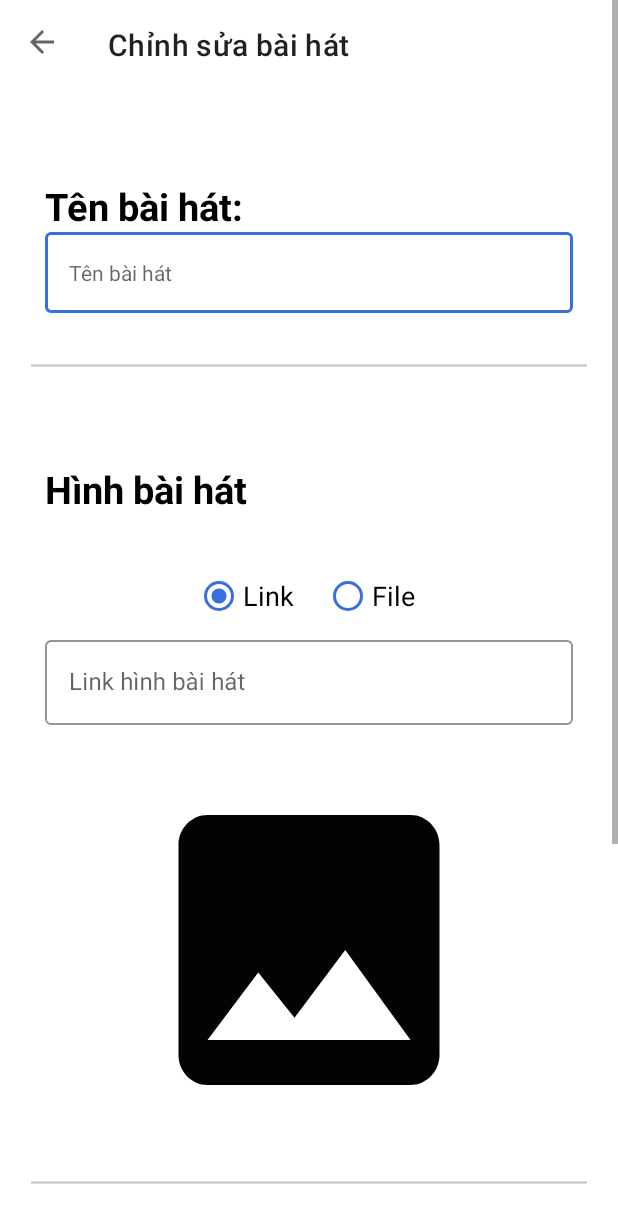
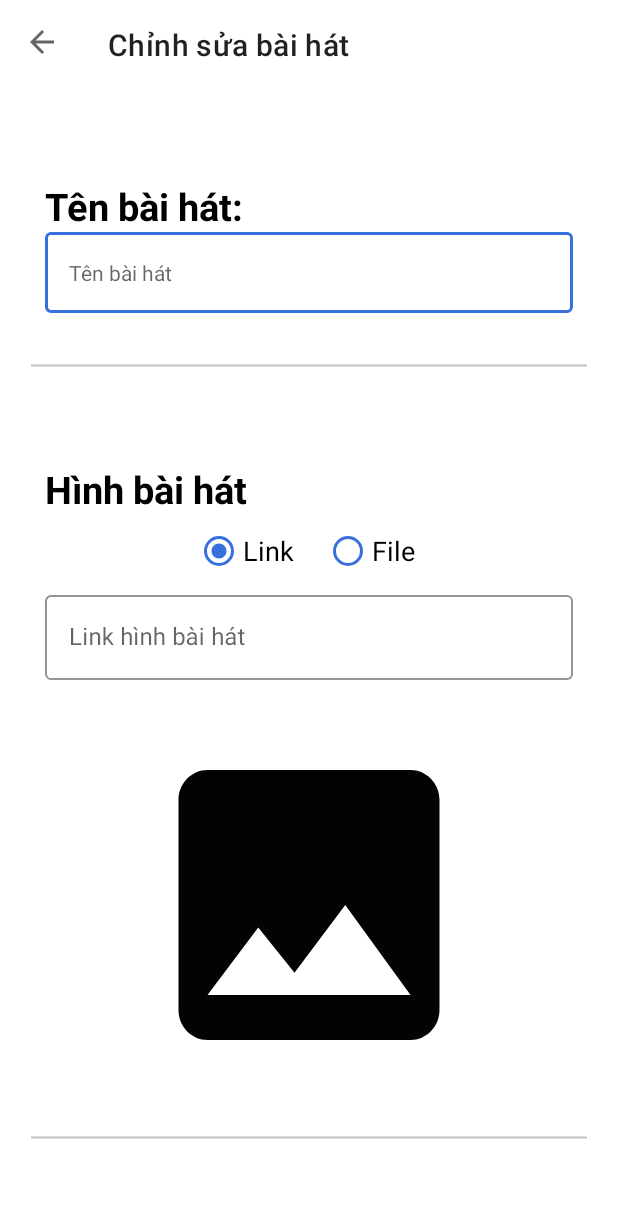
Before and after one commit to khoavd001/manageapp, an Android app: the UpdateSongActivity screen opened directly, with no data from a screen before it, on a phone screen of 412 x 824 dp. Shown: the top 1223 px of the screen. Run offline under Robolectric (Android 15) with nearby library versions, the light colour scheme and no system bars; our stand-ins replace Picasso; pictures from the network do not load; 1 statement that could not run was skipped.

Commit message:
chức năng add bài hát

```diff
--- a/app/src/main/java/com/example/manage/Activity/ui/song/AddSongActivity.java
+++ b/app/src/main/java/com/example/manage/Activity/ui/song/AddSongActivity.java
@@ -43,7 +43,7 @@
     Button thembtn;
     int Requesthinhbaihat=123;
     Bitmap bitmap;
-    BaiHat baiHat;
+    BaiHat baiHat=new BaiHat();
 
     @Override
     protected void onCreate(Bundle savedInstanceState) {
@@ -211,7 +211,6 @@
                     baiHat.setTenBaiHat(tenbaihatedit.getText().toString());
                     baiHat.setLinkBaiHat(linkbaihatedit.getText().toString());
                     baiHat.setHinhBaiHat(TenFile);
-
                     ManageActivity.arrayList.add(baiHat);
                     SongFragment.adapter.notifyDataSetChanged();
                     Toast.makeText(AddSongActivity.this, "Cập nhập thành công", Toast.LENGTH_SHORT).show();
--- a/app/src/main/java/com/example/manage/Service/DataService.java
+++ b/app/src/main/java/com/example/manage/Service/DataService.java
@@ -60,8 +60,8 @@
 
     //Add
     @FormUrlEncoded
-    @POST
-    Call<String> AddSong(@Field("TenBaiHat") String TenBaiHat, @Field("hinhanh") String HinhBaiHat, @Field("filename") String tenfile, @Field("LinkBaiHat") String LinkBaiHat);
+    @POST("addsong.php")
+    Call<String> AddSong(@Field("TenBaiHat") String TenBaiHat, @Field("hinhanh") String HinhBaiHat, @Field("filename") String tenfile, @Field("LinkBaiHat") String linkbaihat);
 
 
 
--- /dev/null
+++ b/app/src/main/res/drawable/ic_clear.xml
@@ -0,0 +1,5 @@
+<vector android:height="24dp" android:tint="#020303"
+    android:viewportHeight="24" android:viewportWidth="24"
+    android:width="24dp" xmlns:android="http://schemas.android.com/apk/res/android">
+    <path android:fillColor="@android:color/white" android:pathData="M19,6.41L17.59,5 12,10.59 6.41,5 5,6.41 10.59,12 5,17.59 6.41,19 12,13.41 17.59,19 19,17.59 13.41,12z"/>
+</vector>
--- a/app/src/main/res/layout/activity_update_song.xml
+++ b/app/src/main/res/layout/activity_update_song.xml
@@ -3,14 +3,16 @@
     xmlns:android="http://schemas.android.com/apk/res/android"
     xmlns:app="http://schemas.android.com/apk/res-auto"
     android:layout_width="match_parent"
-    android:layout_height="match_parent">
+    android:layout_height="match_parent"
+    >
 
 
     <ScrollView
 
         android:layout_width="match_parent"
         android:layout_height="wrap_content"
-        android:fillViewport="true">
+        android:fillViewport="true"
+        android:scrollbars="none">
 
         <LinearLayout
             android:layout_width="match_parent"
@@ -47,21 +49,19 @@
                     android:id="@+id/tenbaihatupdatelayout"
                     style="@style/Widget.MaterialComponents.TextInputLayout.OutlinedBox"
 
-                    android:layout_width="wrap_content"
+
                     android:layout_height="wrap_content"
 
                     app:hintTextColor="@color/blue"
                     android:layout_below="@+id/txttenbaihatupdate"
-                    android:layout_alignParentStart="true"
+
                     app:boxStrokeColor="@color/blue"
-                    android:layout_alignParentLeft="true"
-                    android:layout_alignParentEnd="true"
-                    android:layout_alignParentRight="true"
-                    android:layout_marginStart="30dp"
-                    android:layout_marginLeft="131dp"
-                    android:layout_marginEnd="30dp"
-                    android:layout_marginRight="161dp"
+                    android:layout_width="match_parent"
+                    android:layout_centerHorizontal="true"
+                    android:layout_marginHorizontal="30dp"
                     android:ems="10"
+                    app:endIconMode="clear_text"
+
                     android:hint="Tên bài hát"
                     >
 
@@ -72,7 +72,14 @@
                             android:layout_width="match_parent"
                             android:layout_height="wrap_content"
                             android:singleLine="false"
-                        android:hint="Tên bài hát "/>
+
+                            android:hint="Tên bài hát ">
+
+
+                        </com.google.android.material.textfield.TextInputEditText>
+
+
+
                 </com.google.android.material.textfield.TextInputLayout>
             </RelativeLayout>
             <RelativeLayout
@@ -105,18 +112,12 @@
 
                 <RadioGroup
                     android:id="@+id/radiogroupimagesongupdate"
-                    android:layout_width="wrap_content"
+                    android:layout_width="match_parent"
+                    android:layout_centerHorizontal="true"
+                    android:layout_marginHorizontal="100dp"
                     android:layout_height="wrap_content"
                     android:layout_below="@+id/txthinhbaihatupdate"
-                    android:layout_alignParentStart="true"
-                    android:layout_alignParentLeft="true"
-                    android:layout_alignParentEnd="true"
-                    android:layout_alignParentRight="true"
-                    android:layout_marginStart="100dp"
-                    android:layout_marginLeft="100dp"
-                    android:layout_marginTop="30dp"
-                    android:layout_marginEnd="100dp"
-                    android:layout_marginRight="100dp"
+
                     android:orientation="horizontal">
 
                     <RadioButton
@@ -147,19 +148,15 @@
                 <com.google.android.material.textfield.TextInputLayout
                     android:id="@+id/linkhinhbaihatupdatelayout"
                     style="@style/Widget.MaterialComponents.TextInputLayout.OutlinedBox"
-                    android:layout_width="wrap_content"
+                    android:layout_width="match_parent"
+                    android:layout_centerHorizontal="true"
+                    android:layout_marginHorizontal="30dp"
                     android:layout_height="wrap_content"
                     app:boxStrokeColor="@color/blue"
                     android:layout_below="@+id/radiogroupimagesongupdate"
-                    android:layout_alignParentStart="true"
+                    app:endIconMode="clear_text"
                     app:hintTextColor="@color/blue"
-                    android:layout_alignParentLeft="true"
-                    android:layout_alignParentEnd="true"
-                    android:layout_alignParentRight="true"
-                    android:layout_marginStart="30dp"
-                    android:layout_marginLeft="131dp"
-                    android:layout_marginEnd="30dp"
-                    android:layout_marginRight="161dp"
+
                     android:ems="10"
                     android:hint="Link hình bài hát"
                     >
@@ -168,12 +165,17 @@
                         android:id="@+id/linkhinhbaihatupdate"
                         android:layout_width="match_parent"
                         android:layout_height="wrap_content"
+
+                        android:maxLength="200"
                         android:singleLine="false"/>
+
                 </com.google.android.material.textfield.TextInputLayout>
 
+
                 <ImageView
+
                     android:id="@+id/hinhbaihatupdate"
-                    android:layout_width="wrap_content"
+                    android:layout_width="240dp"
                     android:layout_height="240dp"
                     android:layout_below="@+id/linkhinhbaihatupdatelayout"
                     android:layout_alignParentStart="true"
@@ -186,7 +188,7 @@
                     android:layout_marginEnd="90dp"
                     android:layout_marginRight="261dp"
                     android:background="@drawable/ic_image"
-                    android:scaleType="centerCrop" />
+                    android:scaleType="fitXY" />
             </RelativeLayout>
             <RelativeLayout
                 android:layout_marginTop="30dp"
@@ -217,18 +219,12 @@
 
                 <RadioGroup
                     android:id="@+id/radiogrouplinksongupdate"
-                    android:layout_width="wrap_content"
+                    android:layout_width="match_parent"
+                    android:layout_centerHorizontal="true"
+                    android:layout_marginHorizontal="100dp"
                     android:layout_height="wrap_content"
                     android:layout_below="@+id/txtlinkbaihatupdate"
-                    android:layout_alignParentStart="true"
-                    android:layout_alignParentLeft="true"
-                    android:layout_alignParentEnd="true"
-                    android:layout_alignParentRight="true"
-                    android:layout_marginStart="100dp"
-                    android:layout_marginLeft="100dp"
-                    android:layout_marginTop="30dp"
-                    android:layout_marginEnd="100dp"
-                    android:layout_marginRight="100dp"
+
                     android:orientation="horizontal">
 
                     <RadioButton
@@ -237,7 +233,7 @@
                         android:buttonTint="@color/blue"
                         android:layout_height="wrap_content"
                         android:layout_marginStart="30dp"
-
+                        android:checked="true"
                         android:text="Link"
                         android:textSize="18dp"
                         android:layout_marginLeft="30dp" />
@@ -248,7 +244,7 @@
                         android:layout_height="wrap_content"
                         android:layout_marginStart="20dp"
                         android:buttonTint="@color/blue"
-                        android:checked="true"
+
                         android:text="File"
                         android:textSize="18dp"
                         android:layout_marginLeft="20dp" />
@@ -258,20 +254,14 @@
                 <com.google.android.material.textfield.TextInputLayout
                     android:id="@+id/linkbaihatupdatelayout"
                     style="@style/Widget.MaterialComponents.TextInputLayout.OutlinedBox"
-                    android:layout_width="wrap_content"
+                    android:layout_width="match_parent"
+                    android:layout_centerHorizontal="true"
+                    android:layout_marginHorizontal="30dp"
                     android:layout_height="wrap_content"
-                    android:layout_marginTop="30dp"
                     android:layout_below="@+id/radiogrouplinksongupdate"
                     app:hintTextColor="@color/blue"
-                    android:layout_alignParentStart="true"
                     app:boxStrokeColor="@color/blue"
-                    android:layout_alignParentLeft="true"
-                    android:layout_alignParentEnd="true"
-                    android:layout_alignParentRight="true"
-                    android:layout_marginStart="30dp"
-                    android:layout_marginLeft="131dp"
-                    android:layout_marginEnd="30dp"
-                    android:layout_marginRight="161dp"
+                    app:endIconMode="clear_text"
                     android:ems="10"
                     android:hint="Link bài hát"
                     >
@@ -280,6 +270,7 @@
                         android:id="@+id/linkbaihatupdate"
                         android:layout_width="match_parent"
                         android:layout_height="wrap_content"
+                        android:maxLength="200"
                         android:singleLine="false"/>
                 </com.google.android.material.textfield.TextInputLayout>
             </RelativeLayout>
```
Also changed, not shown: app/src/main/java/com/example/manage/Activity/ui/song/UpdateSongActivity.java (+47 -7 lines), app/src/main/res/layout/fixsongactivity.xml (+26 -43 lines). Lines whose indentation alone changed are shown as unchanged.
